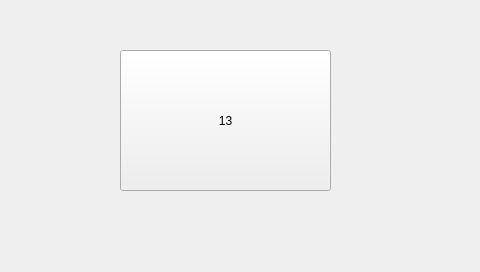
Old version of the form pro-pinyin/mainwindow.ui in the repository wexiangis/pinyin.
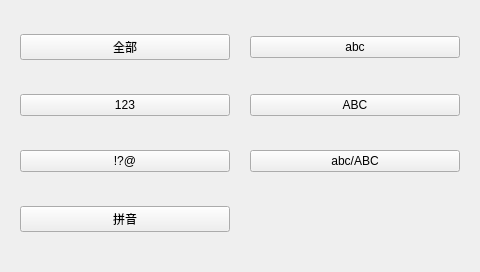
New version of the form.

```diff
--- a/pro-pinyin/mainwindow.ui
+++ b/pro-pinyin/mainwindow.ui
@@ -13,18 +13,78 @@
   <property name="windowTitle">
    <string>Form</string>
   </property>
-  <widget class="QToolButton" name="toolButton">
+  <widget class="QWidget" name="formLayoutWidget">
    <property name="geometry">
     <rect>
-     <x>120</x>
-     <y>50</y>
-     <width>211</width>
-     <height>141</height>
+     <x>0</x>
+     <y>0</y>
+     <width>480</width>
+     <height>270</height>
     </rect>
    </property>
-   <property name="text">
-    <string>13</string>
-   </property>
+   <layout class="QGridLayout" name="gridLayout">
+    <property name="leftMargin">
+     <number>20</number>
+    </property>
+    <property name="rightMargin">
+     <number>20</number>
+    </property>
+    <property name="horizontalSpacing">
+     <number>20</number>
+    </property>
+    <property name="verticalSpacing">
+     <number>0</number>
+    </property>
+    <item row="0" column="0">
+     <widget class="QPushButton" name="pushButton_all">
+      <property name="text">
+       <string>全部</string>
+      </property>
+     </widget>
+    </item>
+    <item row="0" column="1">
+     <widget class="QPushButton" name="pushButton_low">
+      <property name="text">
+       <string>abc</string>
+      </property>
+     </widget>
+    </item>
+    <item row="1" column="0">
+     <widget class="QPushButton" name="pushButton_number">
+      <property name="text">
+       <string>123</string>
+      </property>
+     </widget>
+    </item>
+    <item row="1" column="1">
+     <widget class="QPushButton" name="pushButton_capital">
+      <property name="text">
+       <string>ABC</string>
+      </property>
+     </widget>
+    </item>
+    <item row="2" column="0">
+     <widget class="QPushButton" name="pushButton_symbol">
+      <property name="text">
+       <string>!?@</string>
+      </property>
+     </widget>
+    </item>
+    <item row="2" column="1">
+     <widget class="QPushButton" name="pushButton_word">
+      <property name="text">
+       <string>abc/ABC</string>
+      </property>
+     </widget>
+    </item>
+    <item row="3" column="0">
+     <widget class="QPushButton" name="pushButton_pinyin">
+      <property name="text">
+       <string>拼音</string>
+      </property>
+     </widget>
+    </item>
+   </layout>
   </widget>
  </widget>
  <resources/>
```
Left out of the diff: 9 changed lines with no effect on the pictures.
